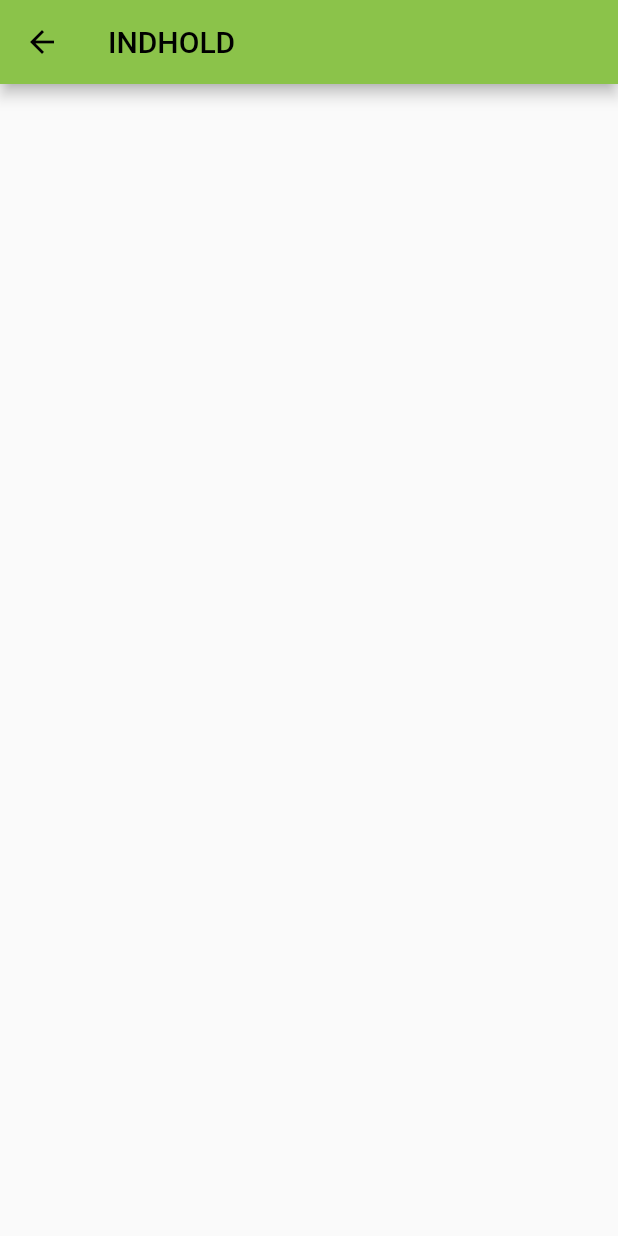
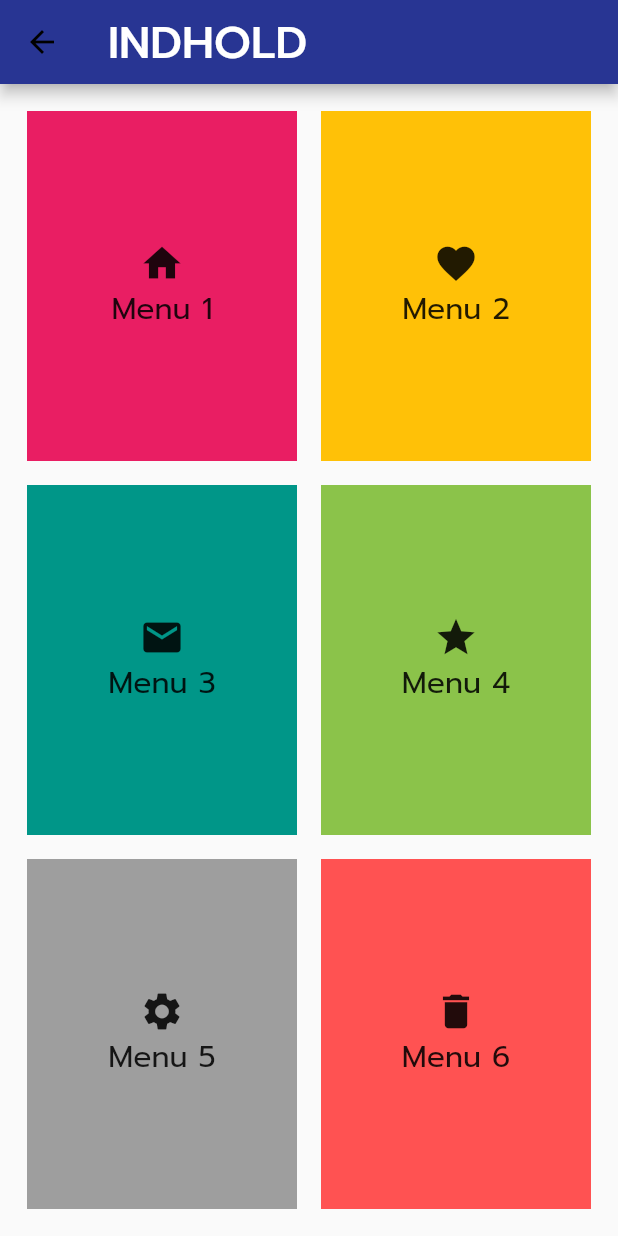
Before and after one commit to cp0418/flutter_basic, a Flutter app: the Homework screen opened directly, on a phone screen of 412 x 824 dp. Run offline on Flutter 3.47's test engine with Material 2 defaults, Android fonts, the phone set to English and light mode, and no system bars; network calls fail; statements that could not run were skipped.

```diff
--- a/lib/homework.dart
+++ b/lib/homework.dart
@@ -11,16 +11,131 @@ class _HomeworkState extends State<Homework> {
   @override
   Widget build(BuildContext context) {
     return Scaffold(
-      appBar: AppBar(
-        title: Text('INDHOLD'),
-      ),
-      body: Column(
-        children: [
-          Row(
-            children: [],
-          )
-        ],
-      ),
-    );
+        appBar: AppBar(
+          title: Text(
+            'INDHOLD',
+            style: TextStyle(fontSize: 30, color: Colors.white),
+          ),
+          backgroundColor: Color(0xFF283593),
+        ),
+        body: Padding(
+          padding: const EdgeInsets.all(10.0),
+          child: Column(
+            mainAxisAlignment: MainAxisAlignment.center,
+            children: [
+              Expanded(
+                child: Row(
+                  mainAxisAlignment: MainAxisAlignment.center,
+                  children: [
+                    Expanded(
+                      child: Padding(
+                        padding: const EdgeInsets.all(8.0),
+                        child: Container(
+                          color: Colors.pink,
+                          child: Column(
+                            mainAxisAlignment: MainAxisAlignment.center,
+                            children: [
+                              Icon(Icons.home, size: 30),
+                              Text('Menu 1', style: TextStyle(fontSize: 20))
+                            ],
+                          ),
+                        ),
+                      ),
+                    ),
+                    Expanded(
+                      child: Padding(
+                        padding: const EdgeInsets.all(8.0),
+                        child: Container(
+                          color: Colors.amber,
+                          child: Column(
+                            mainAxisAlignment: MainAxisAlignment.center,
+                            children: [
+                              Icon(Icons.favorite, size: 30),
+                              Text('Menu 2', style: TextStyle(fontSize: 20))
+                            ],
+                          ),
+                        ),
+                      ),
+                    ),
+                  ],
+                ),
+              ),
+              Expanded(
+                child: Row(
+                  mainAxisAlignment: MainAxisAlignment.center,
+                  children: [
+                    Expanded(
+                      child: Padding(
+                        padding: const EdgeInsets.all(8.0),
+                        child: Container(
+                          color: Colors.teal,
+                          child: Column(
+                            mainAxisAlignment: MainAxisAlignment.center,
+                            children: [
+                              Icon(Icons.mail, size: 30),
+                              Text('Menu 3', style: TextStyle(fontSize: 20))
+                            ],
+                          ),
+                        ),
+                      ),
+                    ),
+                    Expanded(
+                      child: Padding(
+                        padding: const EdgeInsets.all(8.0),
+                        child: Container(
+                          color: Colors.lightGreen,
+                          child: Column(
+                            mainAxisAlignment: MainAxisAlignment.center,
+                            children: [
+                              Icon(Icons.star, size: 30),
+                              Text('Menu 4', style: TextStyle(fontSize: 20))
+                            ],
+                          ),
+                        ),
+                      ),
+                    ),
+                  ],
+                ),
+              ),
+              Expanded(
+                child: Row(
+                  mainAxisAlignment: MainAxisAlignment.center,
+                  children: [
+                    Expanded(
+                      child: Padding(
+                        padding: const EdgeInsets.all(8.0),
+                        child: Container(
+                          color: Colors.grey,
+                          child: Column(
+                            mainAxisAlignment: MainAxisAlignment.center,
+                            children: [
+                              Icon(Icons.settings, size: 30),
+                              Text('Menu 5', style: TextStyle(fontSize: 20))
+                            ],
+                          ),
+                        ),
+                      ),
+                    ),
+                    Expanded(
+                      child: Padding(
+                        padding: const EdgeInsets.all(8.0),
+                        child: Container(
+                          color: Colors.redAccent,
+                          child: Column(
+                            mainAxisAlignment: MainAxisAlignment.center,
+                            children: [
+                              Icon(Icons.delete, size: 30),
+                              Text('Menu 6', style: TextStyle(fontSize: 20))
+                            ],
+                          ),
+                        ),
+                      ),
+                    ),
+                  ],
+                ),
+              ),
+            ],
+          ),
+        ));
   }
 }
--- /dev/null
+++ b/lib/utils/constants.dart
@@ -0,0 +1,3 @@
+import 'package:flutter/material.dart';
+
+const conMenuTxtStyle = TextStyle(fontSize: 20, color: Colors.white);
```
Also changed, not shown: lib/align_layout.dart (added, +49 -0 lines), lib/center_layout.dart (+15 -3 lines), lib/components/menuBox.dart (added, +40 -0 lines), lib/first_workshop.dart (added, +119 -0 lines), lib/main.dart (+17 -1 lines), lib/screens/home.dart (added, +86 -0 lines), pubspec.yaml (+8 -6 lines), fonts/Prompt/Prompt-Bold.ttf (added), fonts/Prompt/Prompt-Light.ttf (added), fonts/Prompt/Prompt-Medium.ttf (added), fonts/Prompt/Prompt-Regular.ttf (added), fonts/Prompt/Prompt-Thin.ttf (added).
